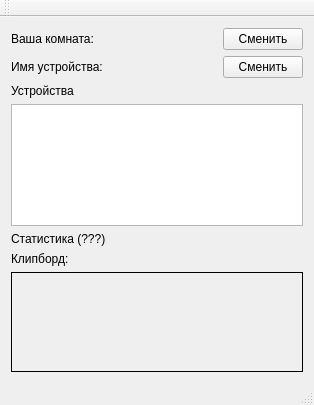
First picture: the form in desktop/gui/mainwindow.ui, repository LuxoftLab/ShareClipboard, before the edit.
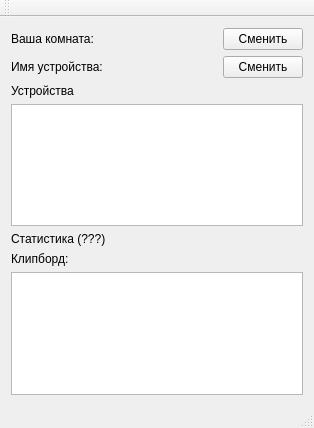
Second picture: the form after the edit.

Commit message: Implement saving clipboard saving into text list

Patch:
```diff
--- a/desktop/gui/mainwindow.ui
+++ b/desktop/gui/mainwindow.ui
@@ -7,7 +7,7 @@
     <x>0</x>
     <y>0</y>
     <width>314</width>
-    <height>405</height>
+    <height>428</height>
    </rect>
   </property>
   <property name="windowTitle">
@@ -106,26 +106,7 @@
          </widget>
         </item>
         <item>
-         <widget class="QLabel" name="clipboardText">
-          <property name="minimumSize">
-           <size>
-            <width>0</width>
-            <height>100</height>
-           </size>
-          </property>
-          <property name="autoFillBackground">
-           <bool>true</bool>
-          </property>
-          <property name="frameShape">
-           <enum>QFrame::Box</enum>
-          </property>
-          <property name="frameShadow">
-           <enum>QFrame::Plain</enum>
-          </property>
-          <property name="text">
-           <string/>
-          </property>
-         </widget>
+         <widget class="QListWidget" name="clipboardText"/>
         </item>
        </layout>
       </item>
```
Left out of the diff: 2 changed lines with no effect on the pictures. The commit also changes 6 other files.
